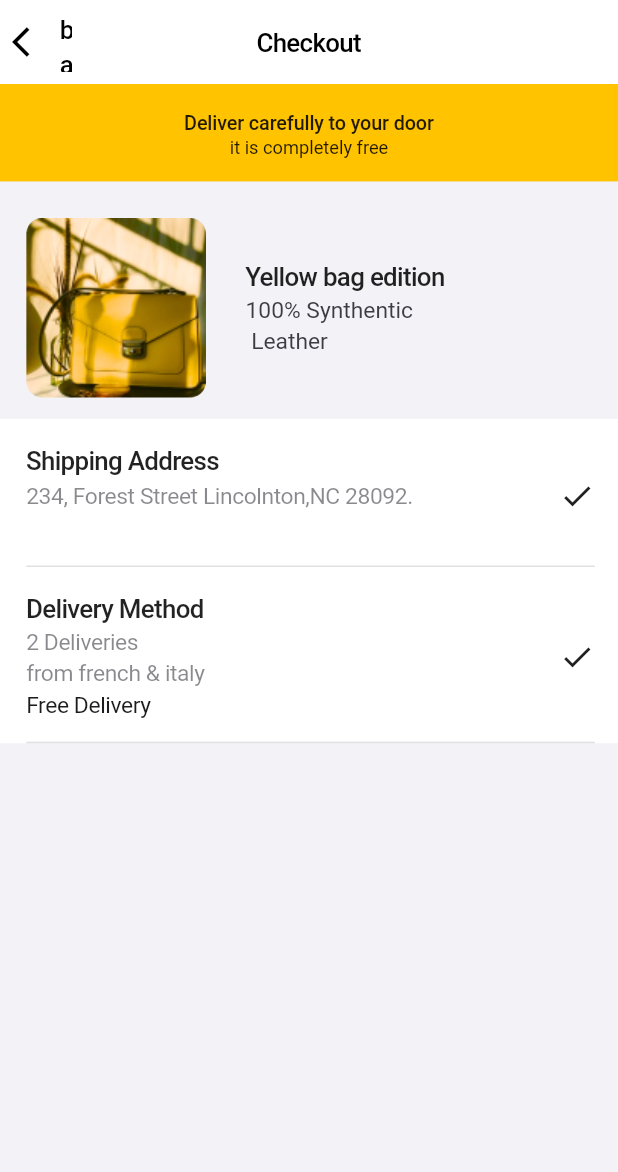
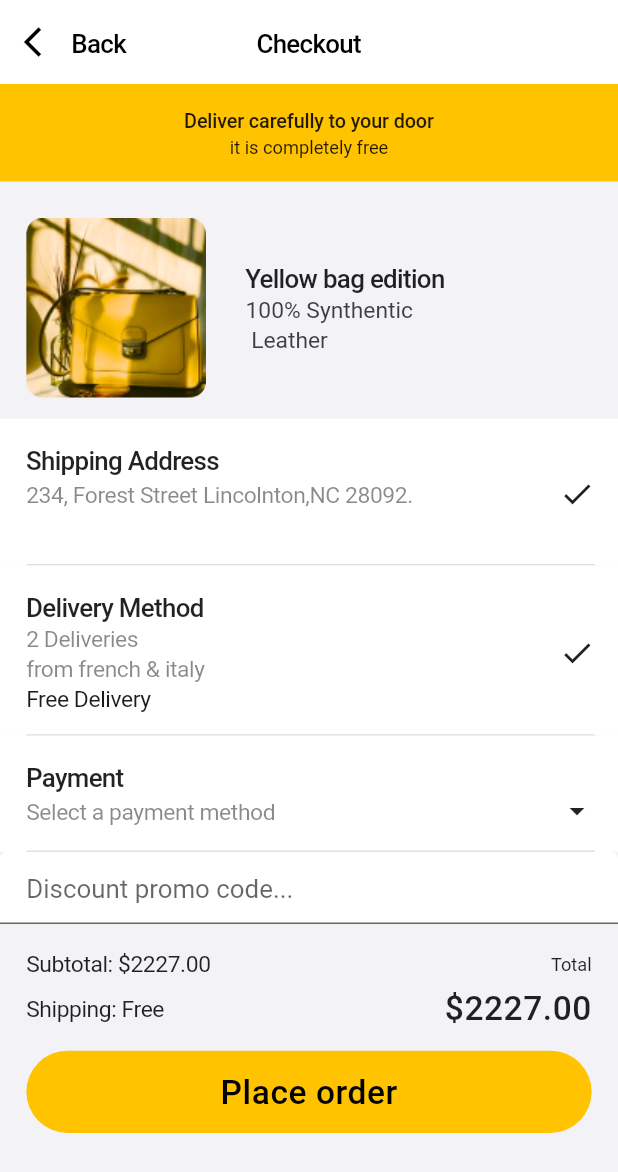
Before and after one commit to callmhejerry/check_out_ui, a Flutter app: the screen it shows after launch, on a phone screen of 412 x 824 dp. Shown: the top 1172 px of the screen. Run offline on Flutter 3.47's test engine with Material 2 defaults, Android fonts, the phone set to English and light mode, and no system bars; our stand-ins replace flutter_screenutil.

Commit message:
updated the ui

```diff
--- a/lib/check_out_screen.dart
+++ b/lib/check_out_screen.dart
@@ -16,12 +16,13 @@ class CheckOutScreen extends StatelessWidget {
           "Checkout",
           style: TextStyle(
             fontSize: 17.sp,
-            height: 1.29.h,
+            height: 1.29,
             letterSpacing: -0.41.w,
             fontWeight: FontWeight.w500,
             color: Colors.black,
           ),
         ),
+        leadingWidth: 100,
         leading: TextButton.icon(
           onPressed: () {},
           icon: const Icon(
@@ -29,10 +30,10 @@ class CheckOutScreen extends StatelessWidget {
             color: Colors.black,
           ),
           label: Text(
-            "back",
+            "Back",
             style: TextStyle(
               fontSize: 17.sp,
-              height: 1.29.h,
+              height: 1.29,
               color: Colors.black,
               letterSpacing: -0.41.w,
             ),
@@ -54,7 +55,7 @@ class CheckOutScreen extends StatelessWidget {
                     style: TextStyle(
                       fontSize: 13.sp,
                       fontWeight: FontWeight.w500,
-                      height: 1.38.h,
+                      height: 1.38,
                       letterSpacing: -0.08.w,
                     ),
                   ),
@@ -62,7 +63,7 @@ class CheckOutScreen extends StatelessWidget {
                     "it is completely free",
                     style: TextStyle(
                       fontSize: 12.sp,
-                      height: 1.33.h,
+                      height: 1.33,
                     ),
                   ),
                 ],
@@ -95,7 +96,7 @@ class CheckOutScreen extends StatelessWidget {
                         "Yellow bag edition",
                         style: TextStyle(
                           fontSize: 17.sp,
-                          height: 1.29.h,
+                          height: 1.29,
                           fontWeight: FontWeight.w500,
                           letterSpacing: -0.41.w,
                         ),
@@ -103,7 +104,7 @@ class CheckOutScreen extends StatelessWidget {
                       Text(
                         "100% Synthentic \n Leather",
                         style: TextStyle(
-                          height: 1.33.h,
+                          height: 1.33,
                           fontSize: 15.sp,
                           color: const Color(0xFF3C3C43),
                         ),
@@ -120,7 +121,7 @@ class CheckOutScreen extends StatelessWidget {
                   style: TextStyle(
                     fontSize: 17.sp,
                     fontWeight: FontWeight.w500,
-                    height: 1.29.h,
+                    height: 1.29,
                     letterSpacing: -0.41.w,
                   ),
                 ),
@@ -132,7 +133,7 @@ class CheckOutScreen extends StatelessWidget {
                       style: TextStyle(
                         color: const Color(0xff3c3c43).withOpacity(0.60),
                         fontSize: 15.sp,
-                        height: 1.33.h,
+                        height: 1.33,
                         letterSpacing: -0.24.w,
                       ),
                     ),
@@ -151,7 +152,7 @@ class CheckOutScreen extends StatelessWidget {
                   style: TextStyle(
                     fontSize: 17.sp,
                     fontWeight: FontWeight.w500,
-                    height: 1.29.h,
+                    height: 1.29,
                     letterSpacing: -0.41.w,
                   ),
                 ),
@@ -163,7 +164,7 @@ class CheckOutScreen extends StatelessWidget {
                       style: TextStyle(
                         color: const Color(0xff3c3c43).withOpacity(0.60),
                         fontSize: 15.sp,
-                        height: 1.33.h,
+                        height: 1.33,
                         letterSpacing: -0.24.w,
                       ),
                     ),
@@ -173,15 +174,149 @@ class CheckOutScreen extends StatelessWidget {
                 Text(
                   "Free Delivery",
                   style: TextStyle(
-                      fontSize: 15.sp,
-                      height: 1.33.h,
-                      color: const Color(0xff1C1C1E),
-                      letterSpacing: -0.24.w),
+                    fontSize: 15.sp,
+                    height: 1.33,
+                    color: const Color(0xff1C1C1E),
+                    letterSpacing: -0.24.w,
+                  ),
                 ),
                 SizedBox(
                   height: 15.h,
                 ),
               ],
+            ),
+            CheckoutCard(
+              children: [
+                Text(
+                  "Payment",
+                  style: TextStyle(
+                    fontSize: 17.sp,
+                    fontWeight: FontWeight.w500,
+                    height: 1.29,
+                    letterSpacing: -0.41.w,
+                  ),
+                ),
+                Row(
+                  mainAxisAlignment: MainAxisAlignment.spaceBetween,
+                  children: [
+                    Text(
+                      "Select a payment method",
+                      style: TextStyle(
+                        color: const Color(0xff3c3c43).withOpacity(0.60),
+                        fontSize: 15.sp,
+                        height: 1.33,
+                        letterSpacing: -0.24.w,
+                      ),
+                    ),
+                    const Icon(Icons.arrow_drop_down),
+                  ],
+                ),
+                SizedBox(
+                  height: 15.h,
+                ),
+              ],
+            ),
+            TextFormField(
+              decoration: InputDecoration(
+                filled: true,
+                contentPadding:
+                    EdgeInsets.symmetric(horizontal: 16.w, vertical: 11.h),
+                fillColor: Colors.white,
+                hintText: "Discount promo code...",
+                hintStyle: TextStyle(
+                  fontSize: 17.sp,
+                  height: 1.29,
+                ),
+                focusedBorder: const UnderlineInputBorder(
+                  borderSide: BorderSide(
+                    color: Color(0xFFFFC300),
+                  ),
+                ),
+                border: UnderlineInputBorder(
+                  borderSide: BorderSide(
+                    width: 1,
+                    color: const Color(0xff3c3c43).withOpacity(0.30),
+                  ),
+                ),
+              ),
+            ),
+            Container(
+              padding: EdgeInsets.only(
+                left: 16.w,
+                top: 16.h,
+                right: 16.w,
+                bottom: 10.h,
+              ),
+              child: Column(
+                children: [
+                  Row(
+                    mainAxisAlignment: MainAxisAlignment.spaceBetween,
+                    children: [
+                      Text(
+                        "Subtotal: \$2227.00",
+                        style: TextStyle(
+                          fontSize: 15.sp,
+                          height: 1.33,
+                          letterSpacing: -0.24.w,
+                        ),
+                      ),
+                      Text(
+                        "Total",
+                        style: TextStyle(fontSize: 12.sp, height: 1.33.h),
+                      ),
+                    ],
+                  ),
+                  SizedBox(
+                    height: 6.h,
+                  ),
+                  Row(
+                    mainAxisAlignment: MainAxisAlignment.spaceBetween,
+                    children: [
+                      Text(
+                        "Shipping: Free",
+                        style: TextStyle(
+                          fontSize: 15.sp,
+                          height: 1.33,
+                          letterSpacing: -0.24.w,
+                        ),
+                      ),
+                      Text(
+                        "\$2227.00",
+                        style: TextStyle(
+                          fontSize: 22.sp,
+                          height: 1.27,
+                          fontWeight: FontWeight.w500,
+                          letterSpacing: 0.35.w,
+                        ),
+                      ),
+                    ],
+                  ),
+                  SizedBox(
+                    height: 14.h,
+                  ),
+                  ElevatedButton(
+                    onPressed: () {},
+                    style: ElevatedButton.styleFrom(
+                      primary: const Color(0xffFFC300),
+                      fixedSize: Size(343.w, 54.h),
+                      elevation: 0,
+                      shape: RoundedRectangleBorder(
+                        borderRadius: BorderRadius.circular(40.r),
+                      ),
+                    ),
+                    child: Text(
+                      "Place order",
+                      style: TextStyle(
+                        fontSize: 22.sp,
+                        height: 1.27,
+                        letterSpacing: 0.35.w,
+                        fontWeight: FontWeight.w500,
+                        color: Colors.black,
+                      ),
+                    ),
+                  )
+                ],
+              ),
             ),
           ],
         ),
--- a/lib/main.dart
+++ b/lib/main.dart
@@ -15,6 +15,7 @@ class MyApp extends StatelessWidget {
       builder: (context, child) {
         return MaterialApp(
           title: 'Flutter Demo',
+          debugShowCheckedModeBanner: false,
           theme: ThemeData(
             primarySwatch: Colors.blue,
           ),
```
